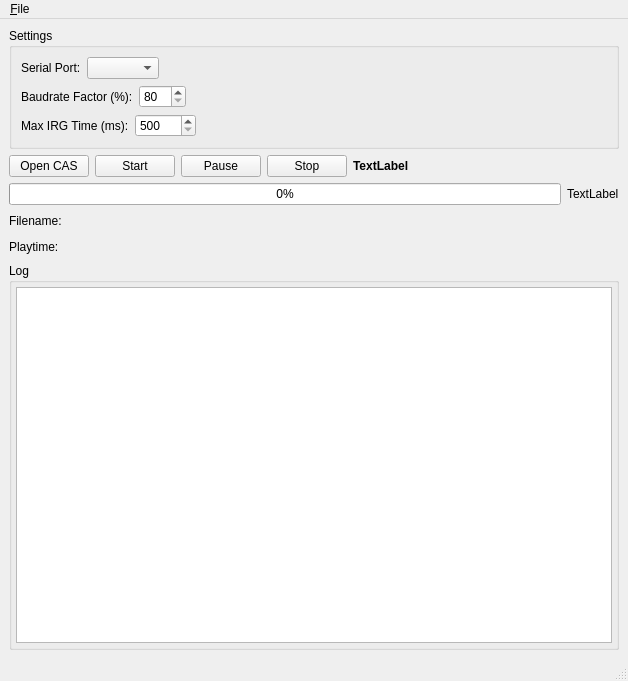
Before: the Qt Designer form src/mainwindow.ui in ThKattanek/cas_to_sio, drawn with Qt 5.
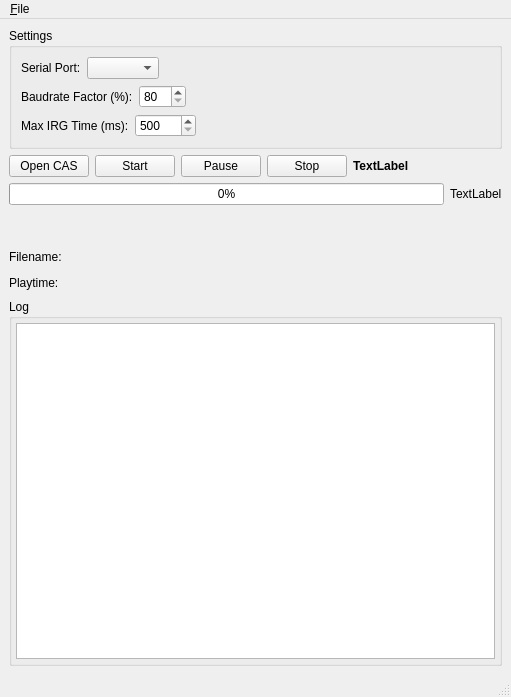
After: the same form once the commit is applied. Custom widgets are drawn as their Qt base class.

Commit message: start_visibly_data

What changed in the file:
```diff
--- a/src/mainwindow.ui
+++ b/src/mainwindow.ui
@@ -6,8 +6,8 @@
    <rect>
     <x>0</x>
     <y>0</y>
-    <width>628</width>
-    <height>681</height>
+    <width>511</width>
+    <height>697</height>
    </rect>
   </property>
   <property name="windowTitle">
@@ -194,6 +194,16 @@
       </item>
      </layout>
     </item>
+    <item>
+     <widget class="SerialDataVisiblyWidget" name="SerialData" native="true">
+      <property name="minimumSize">
+       <size>
+        <width>0</width>
+        <height>30</height>
+       </size>
+      </property>
+     </widget>
+    </item>
     <item>
      <layout class="QHBoxLayout" name="horizontalLayout_5">
       <item>
@@ -303,7 +313,7 @@
     <rect>
      <x>0</x>
      <y>0</y>
-     <width>628</width>
+     <width>511</width>
      <height>23</height>
     </rect>
    </property>
@@ -330,6 +340,14 @@
    </property>
   </action>
  </widget>
+ <customwidgets>
+  <customwidget>
+   <class>SerialDataVisiblyWidget</class>
+   <extends>QWidget</extends>
+   <header>serial_data_visibly_widget.h</header>
+   <container>1</container>
+  </customwidget>
+ </customwidgets>
  <resources/>
  <connections/>
 </ui>
```
The commit also changes 7 other files.
